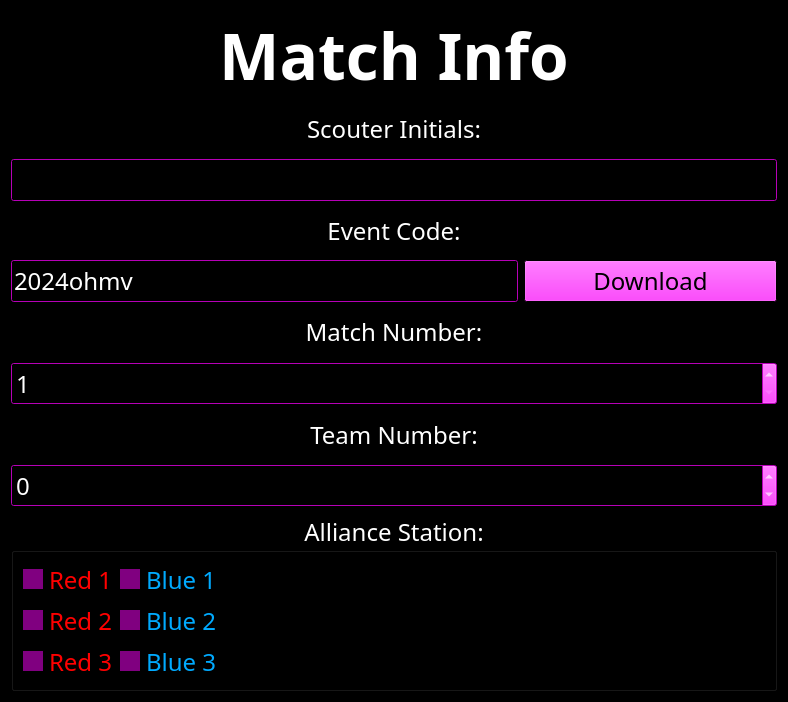
The window that ui/TeamInfo.ui (Q-FRC/Scouter) describes before a commit, drawn with Qt 5.
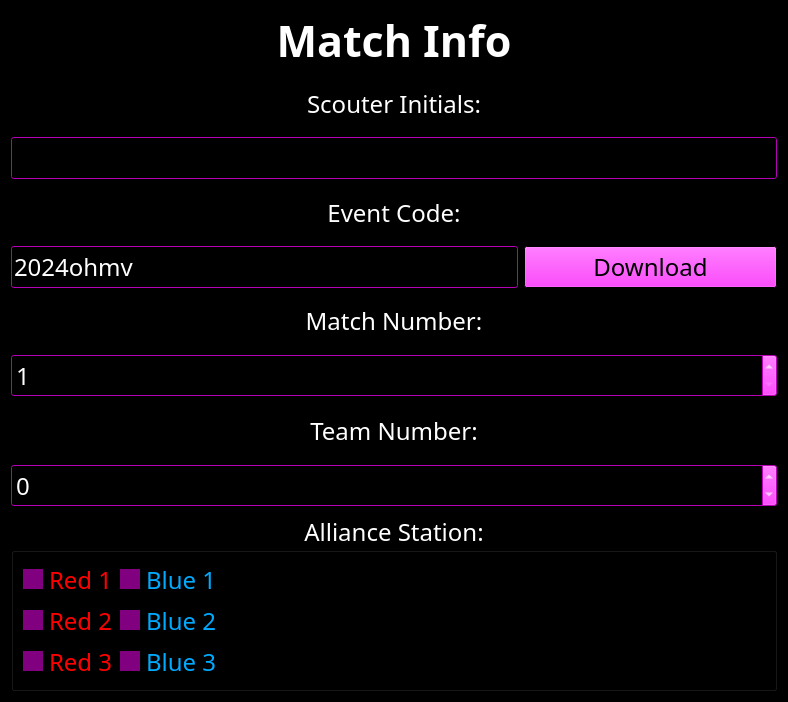
The same window after the commit. Custom widgets are drawn as their Qt base class.

Patch:
```diff
--- a/ui/TeamInfo.ui
+++ b/ui/TeamInfo.ui
@@ -2584,7 +2584,7 @@
      <property name="font">
       <font>
        <family>Noto Sans</family>
-       <pointsize>48</pointsize>
+       <pointsize>32</pointsize>
        <bold>true</bold>
       </font>
      </property>
```
Left out of the diff: 28 changed lines with no effect on the pictures.
